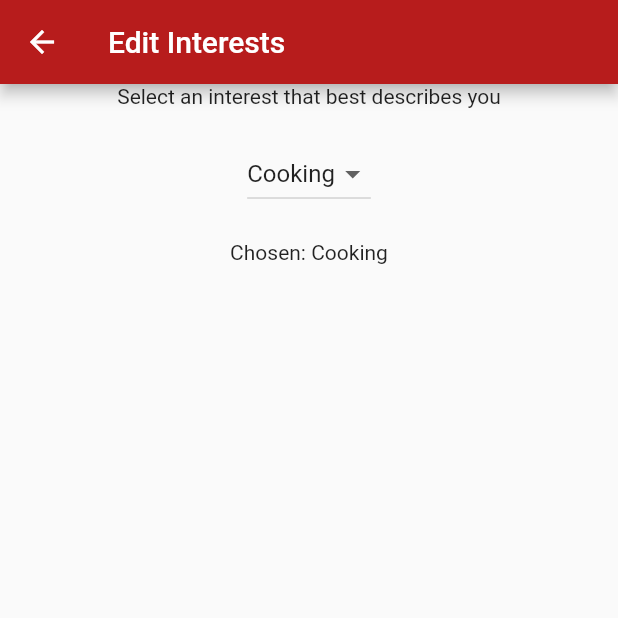
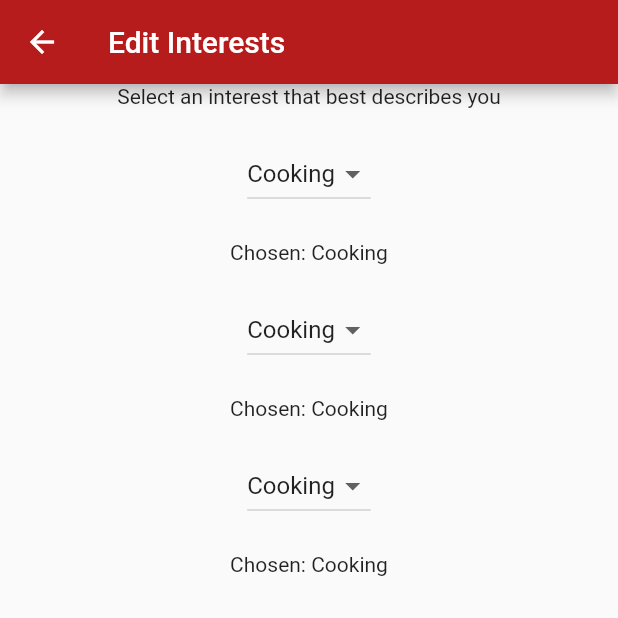
Before and after one commit to Bonita8411/AFQYApp, a Flutter app: the EditInterestsScreen screen opened directly with empty values, on a phone screen of 412 x 824 dp, the top half of it. Run offline on Flutter 3.47's test engine with Material 2 defaults, Android fonts, the phone set to English and light mode, and no system bars; our stand-ins replace cloud_firestore, firebase_auth, firebase_storage, font_awesome_flutter, image_picker, validators; missing offline and left inert: barcode_scan; accounts and stored records are empty; network calls fail.

Commit message:
Update edit_interests.dart

```diff
--- a/lib/screens/events/edit_interests.dart
+++ b/lib/screens/events/edit_interests.dart
@@ -28,11 +28,15 @@ class _EditInterestsScreenState extends State<EditInterestsScreen> {
   List<Interest> interest = Interest.getInterests();
   List<DropdownMenuItem<Interest>> dropdownMenuItems;
   Interest selectedInterest;
+  Interest selectedInterest2;
+  Interest selectedInterest3;
 
   @override
   void initState(){
     dropdownMenuItems = buildDropdownMenuItems(interest);
     selectedInterest = dropdownMenuItems[0].value;
+    selectedInterest2 = dropdownMenuItems[0].value;
+    selectedInterest3 = dropdownMenuItems[0].value;
     super.initState();
   }
 
@@ -49,9 +53,21 @@ class _EditInterestsScreenState extends State<EditInterestsScreen> {
     return items;
   }
 
-  onChangeDropdownItem(Interest selected){
+  onChangeDropdownItem1(Interest selected){
     setState(() {
       selectedInterest = selected;
+    });
+  }
+
+  onChangeDropdownItem2(Interest selected){
+    setState(() {
+      selectedInterest2 = selected;
+    });
+  }
+
+  onChangeDropdownItem3(Interest selected){
+    setState(() {
+      selectedInterest3 = selected;
     });
   }
 
@@ -70,10 +86,26 @@ class _EditInterestsScreenState extends State<EditInterestsScreen> {
               DropdownButton(
                 value: selectedInterest,
                 items: dropdownMenuItems,
-                onChanged: onChangeDropdownItem,
+                onChanged: onChangeDropdownItem1,
               ),
               SizedBox(height: 20.0,),
               Text('Chosen: ${selectedInterest.interest}'),
+              SizedBox(height: 20.0,),
+              DropdownButton(
+                value: selectedInterest2,
+                items: dropdownMenuItems,
+                onChanged: onChangeDropdownItem2,
+              ),
+              SizedBox(height: 20.0,),
+              Text('Chosen: ${selectedInterest2.interest}'),
+              SizedBox(height: 20.0,),
+              DropdownButton(
+                value: selectedInterest3,
+                items: dropdownMenuItems,
+                onChanged: onChangeDropdownItem3,
+              ),
+              SizedBox(height: 20.0,),
+              Text('Chosen: ${selectedInterest3.interest}'),
             ],
           )
       )
```
